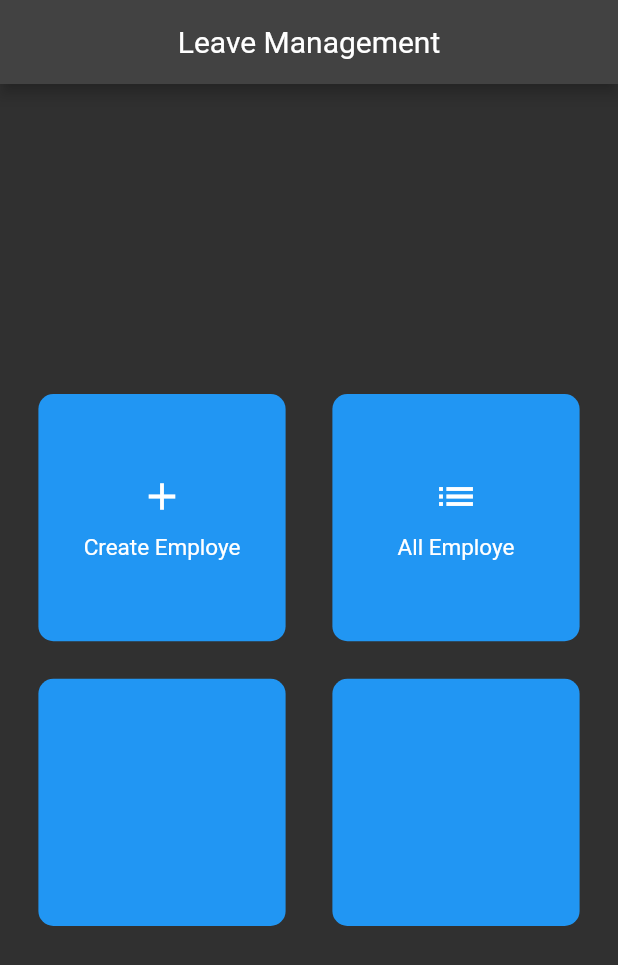
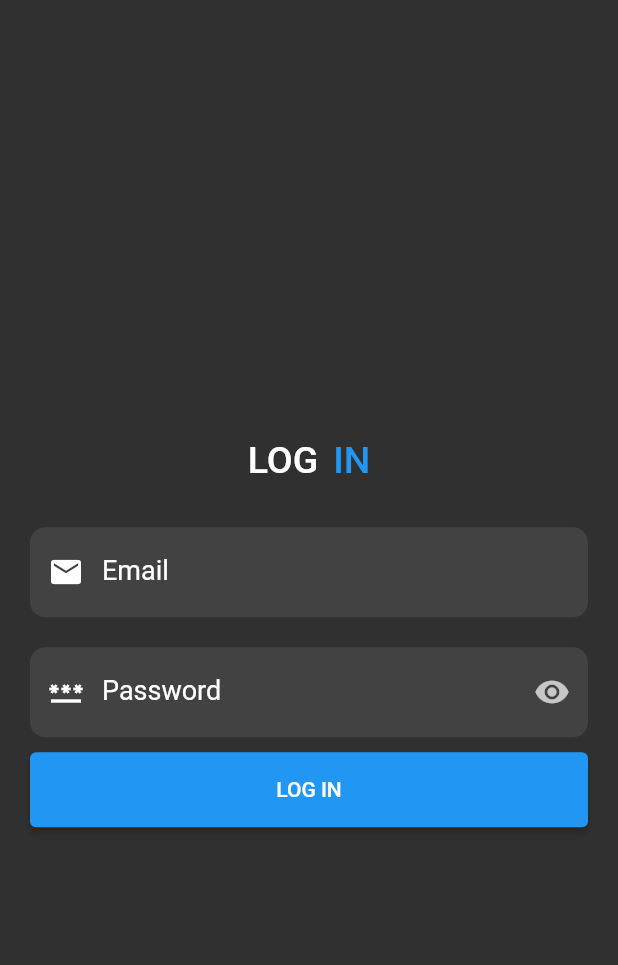
Before and after one commit to frenzycoder7/LMS, a Flutter app: the screen it shows after launch, on a phone screen of 412 x 824 dp. Shown: the top 965 px of the screen. Run offline on Flutter 3.47's test engine with Material 2 defaults, Android fonts, the phone set to English and light mode, and no system bars; our stand-ins replace fluttertoast, get, get_storage.

Commit message:
Added login support

```diff
--- a/lib/appConfig.dart
+++ b/lib/appConfig.dart
@@ -1,3 +1,3 @@
 class AppConfig {
-  static String rootUrl = 'http://api-demo.lms.booringcodes.in/api';
+  static String rootUrl = 'https://api.lms.booringcodes.in/api';
 }
--- a/lib/bindings.dart
+++ b/lib/bindings.dart
@@ -1,7 +1,9 @@
 import 'package:get/get.dart';
+import 'package:lms/data_controller.dart';
 import 'package:lms/modules/create_emolpyee/controller/create_employee_controller.dart';
 import 'package:lms/modules/get_employee/controller/get_employe_controller.dart';
 import 'package:lms/modules/home/controller/home_controller.dart';
+import 'package:lms/modules/login_module/controller/login_controller.dart';
 
 class HomeBindings extends Bindings {
   @override
@@ -16,11 +18,26 @@ class GetEmoloyeeBindings extends Bindings {
     Get.put(GetEmployeeController());
   }
 }
+
 class CreateEmployeeBindings extends Bindings {
   @override
   void dependencies() {
     // TODO: implement dependencies
     Get.put(CreateEmployeeController());
   }
+}
 
+class LoginBindings extends Bindings {
+  @override
+  void dependencies() {
+    // TODO: implement dependencies
+    Get.put(LoginController());
+  }
 }
+
+class InitialBindings extends Bindings {
+  @override
+  void dependencies() {
+    Get.put(DataController());
+  }
+}
--- /dev/null
+++ b/lib/data_controller.dart
@@ -0,0 +1,22 @@
+import 'package:get/get.dart';
+import 'package:get_storage/get_storage.dart';
+import 'package:lms/models/admin_models.dart';
+
+class DataController extends GetxController {
+  Rx<AdminModel> adminModel = AdminModel().obs;
+  RxString token = ''.obs;
+  GetStorage storage = GetStorage();
+
+  setToken({required String token}) async {
+    this.token.value = token;
+    await storage.write('token', token);
+  }
+
+  Future<String?> getToken() async {
+    return await storage.read('token') ?? "?";
+  }
+
+  setProfile({required AdminModel adminModel}) {
+    this.adminModel.value = adminModel;
+  }
+}
--- a/lib/main.dart
+++ b/lib/main.dart
@@ -4,6 +4,7 @@ import 'package:lms/bindings.dart';
 import 'package:lms/modules/create_emolpyee/views/create_employe_view.dart';
 import 'package:lms/modules/get_employee/views/get_employee_view.dart';
 import 'package:lms/modules/home/views/home_views.dart';
+import 'package:lms/modules/login_module/login_views/login_views.dart';
 
 void main() {
   runApp(LeaveManagement());
@@ -15,9 +16,10 @@ class LeaveManagement extends StatelessWidget {
   @override
   Widget build(BuildContext context) {
     return GetMaterialApp(
+      initialBinding: InitialBindings(),
       title: 'Leave Management',
       theme: ThemeData.dark(),
-      initialRoute: '/home',
+      initialRoute: '/login',
       debugShowCheckedModeBanner: false,
       getPages: [
         GetPage(
@@ -31,9 +33,15 @@ class LeaveManagement extends StatelessWidget {
           binding: GetEmoloyeeBindings(),
         ),
         GetPage(
-            name: '/create-employee',
-            page: () => const CreateEmployeeView(),
-            binding: CreateEmployeeBindings())
+          name: '/create-employee',
+          page: () => const CreateEmployeeView(),
+          binding: CreateEmployeeBindings(),
+        ),
+        GetPage(
+          name: '/login',
+          page: () => LoginView(),
+          binding: LoginBindings(),
+        )
       ],
     );
   }
--- /dev/null
+++ b/lib/models/admin_models.dart
@@ -0,0 +1,24 @@
+class AdminModel {
+  String? sId;
+  String? name;
+  String? email;
+  String? createdAt;
+
+  AdminModel({this.sId, this.name, this.email, this.createdAt});
+
+  AdminModel.fromJson(Map<String, dynamic> json) {
+    sId = json['_id'];
+    name = json['name'];
+    email = json['email'];
+    createdAt = json['createdAt'];
+  }
+
+  Map<String, dynamic> toJson() {
+    final Map<String, dynamic> data = <String, dynamic>{};
+    data['_id'] = sId;
+    data['name'] = name;
+    data['email'] = email;
+    data['createdAt'] = createdAt;
+    return data;
+  }
+}
--- a/lib/modules/create_emolpyee/controller/create_employee_controller.dart
+++ b/lib/modules/create_emolpyee/controller/create_employee_controller.dart
@@ -1,6 +1,3 @@
-import 'dart:async';
-
-import 'package:flutter/cupertino.dart';
 import 'package:flutter/material.dart';
 import 'package:fluttertoast/fluttertoast.dart';
 import 'package:get/get.dart';
--- a/lib/modules/get_employee/controller/get_employe_controller.dart
+++ b/lib/modules/get_employee/controller/get_employe_controller.dart
@@ -36,6 +36,7 @@ class GetEmployeeController extends GetxController {
         employeeList.refresh();
         isLoading.value = false;
       } else {
+        print(response.body);
         // print('sss');
         isLoading.value = false;
       }
--- /dev/null
+++ b/lib/modules/login_module/controller/login_controller.dart
@@ -0,0 +1,95 @@
+import 'dart:convert';
+
+import 'package:flutter/material.dart';
+import 'package:fluttertoast/fluttertoast.dart';
+import 'package:get/get.dart';
+import 'package:http/http.dart' as http;
+import 'package:lms/appConfig.dart';
+import 'package:lms/data_controller.dart';
+import 'package:lms/models/admin_models.dart';
+
+class LoginController extends GetxController {
+  TextEditingController emailController = TextEditingController();
+  TextEditingController passwordController = TextEditingController();
+  late DataController dataController;
+  RxBool isLoading = true.obs;
+  RxBool showPassword = true.obs;
+  RxBool isLoggingIn = false.obs;
+
+  void showhidePassword() {
+    showPassword.value = !showPassword.value;
+  }
+
+  void performLogin() async {
+    try {
+      await validateForm();
+      isLoggingIn.value = true;
+      final url = Uri.parse('${AppConfig.rootUrl}/admin/login');
+      http.Response response = await http.post(url, body: {
+        'email': emailController.text,
+        'password': passwordController.text,
+      });
+      print(response.body);
+      if (response.statusCode != 200) {
+        isLoggingIn.value = false;
+        Fluttertoast.showToast(msg: 'Invalid Credentials');
+        throw Exception('Invalid Credentials');
+      } else {
+        Fluttertoast.showToast(msg: 'Login Success');
+        final data = json.decode(response.body);
+        await dataController.setToken(token: data['token']);
+        dataController.setProfile(
+          adminModel: AdminModel.fromJson(data['admin']),
+        );
+        Get.offAllNamed('/home');
+      }
+    } catch (e) {
+      isLoggingIn.value = false;
+      Fluttertoast.showToast(msg: e.toString());
+    }
+  }
+
+  Future<bool> validateForm() async {
+    if (emailController.text.isEmpty || !emailController.text.isEmail) {
+      throw Exception('Please Enter Valid Email');
+    } else if (passwordController.text.isEmpty) {
+      throw Exception('Please Enter Valid Password');
+    } else {
+      return true;
+    }
+  }
+
+  @override
+  void onInit() {
+    dataController = Get.find<DataController>();
+    validateToken();
+    super.onInit();
+  }
+
+  validateToken() async {
+    String? token = await dataController.getToken();
+    if (token == null || token == "?") {
+      isLoading.value = false;
+    } else {
+      try {
+        final url = Uri.parse('${AppConfig.rootUrl}/admin/profile');
+        http.Response response = await http.post(url, body: {
+          'token': token,
+        });
+        if (response.statusCode != 200) {
+          Fluttertoast.showToast(msg: json.decode(response.body)['message']);
+          isLoading.value = false;
+        } else {
+          final data = json.decode(response.body);
+          await dataController.setToken(token: data['token']);
+          dataController.setProfile(
+            adminModel: AdminModel.fromJson(data['admin']),
+          );
+          Get.offAllNamed('/home');
+        }
+      } catch (e) {
+        isLoading.value = false;
+      }
+    }
+  }
+}
--- /dev/null
+++ b/lib/modules/login_module/login_views/login_views.dart
@@ -0,0 +1,153 @@
+import 'package:flutter/material.dart';
+import 'package:get/get.dart';
+import 'package:lms/modules/login_module/controller/login_controller.dart';
+
+class LoginView extends GetView<LoginController> {
+  const LoginView({super.key});
+
+  @override
+  Widget build(BuildContext context) {
+    return Scaffold(
+      extendBody: false,
+      resizeToAvoidBottomInset: false,
+      body: Obx(() {
+        return controller.isLoading.isTrue
+            ? Container(
+                alignment: Alignment.center,
+                child: const CircularProgressIndicator(),
+              )
+            : Column(
+                mainAxisAlignment: MainAxisAlignment.center,
+                crossAxisAlignment: CrossAxisAlignment.center,
+                children: [
+                  Padding(
+                    padding: const EdgeInsets.symmetric(
+                        horizontal: 20, vertical: 30),
+                    child: Container(
+                      alignment: Alignment.center,
+                      child: Row(
+                        mainAxisAlignment: MainAxisAlignment.center,
+                        children: const [
+                          Text(
+                            'LOG',
+                            style: TextStyle(
+                              color: Colors.white,
+                              fontSize: 25,
+                              fontWeight: FontWeight.w500,
+                            ),
+                          ),
+                          SizedBox(
+                            width: 10,
+                          ),
+                          Text(
+                            'IN',
+                            style: TextStyle(
+                              color: Colors.blue,
+                              fontSize: 25,
+                              fontWeight: FontWeight.w500,
+                            ),
+                          ),
+                        ],
+                      ),
+                    ),
+                  ),
+                  Padding(
+                    padding: const EdgeInsets.symmetric(horizontal: 20),
+                    child: Container(
+                      height: 60,
+                      decoration: BoxDecoration(
+                        color: Theme.of(context).bottomAppBarColor,
+                        borderRadius: BorderRadius.circular(10),
+                      ),
+                      alignment: Alignment.center,
+                      child: Obx(() {
+                        return TextField(
+                          enabled: !controller.isLoggingIn.value,
+                          controller: controller.emailController,
+                          decoration: const InputDecoration(
+                            border: InputBorder.none,
+                            hintText: 'Email',
+                            hintStyle: TextStyle(
+                              color: Colors.white,
+                              fontSize: 18,
+                            ),
+                            prefixIcon: Icon(
+                              Icons.email,
+                              color: Colors.white,
+                            ),
+                          ),
+                        );
+                      }),
+                    ),
+                  ),
+                  const SizedBox(
+                    height: 20,
+                  ),
+                  Padding(
+                    padding: const EdgeInsets.symmetric(horizontal: 20),
+                    child: Container(
+                      height: 60,
+                      decoration: BoxDecoration(
+                        color: Theme.of(context).bottomAppBarColor,
+                        borderRadius: BorderRadius.circular(10),
+                      ),
+                      alignment: Alignment.center,
+                      child: Obx(() {
+                        return TextField(
+                          controller: controller.passwordController,
+                          enabled: !controller.isLoggingIn.value,
+                          obscureText: controller.showPassword.value,
+                          decoration: InputDecoration(
+                            border: InputBorder.none,
+                            hintText: 'Password',
+                            hintStyle: const TextStyle(
+                              color: Colors.white,
+                              fontSize: 18,
+                            ),
+                            prefixIcon: const Icon(
+                              Icons.password,
+                              color: Colors.white,
+                            ),
+                            suffixIcon: InkWell(
+                              onTap: controller.showhidePassword,
+                              child: const Icon(Icons.remove_red_eye),
+                            ),
+                          ),
+                        );
+                      }),
+                    ),
+                  ),
+                  Padding(
+                    padding: const EdgeInsets.symmetric(
+                      horizontal: 20,
+                      vertical: 10,
+                    ),
+                    child: Obx(() {
+                      return controller.isLoggingIn.isTrue
+                          ? Container(
+                              alignment: Alignment.center,
+                              child: const CircularProgressIndicator(
+                                color: Colors.white,
+                              ),
+                            )
+                          : ElevatedButton(
+                              style: ButtonStyle(
+                                backgroundColor:
+                                    MaterialStateProperty.all(Colors.blue),
+                                minimumSize: MaterialStateProperty.all(
+                                  const Size(double.infinity, 50),
+                                ),
+                              ),
+                              onPressed: () {
+                                controller.performLogin();
+                              },
+                              child: const Text('LOG IN'),
+                            );
+                    }),
+                  ),
+                ],
+              );
+      }),
+    );
+  }
+}
--- a/pubspec.yaml
+++ b/pubspec.yaml
@@ -39,6 +39,7 @@ dependencies:
   get: ^4.6.5
   http: ^0.13.5
   fluttertoast: ^8.1.2
+  get_storage: ^2.0.3
 
 dev_dependencies:
   flutter_test:
```
Also changed, not shown: pubspec.lock, 2 other files.
